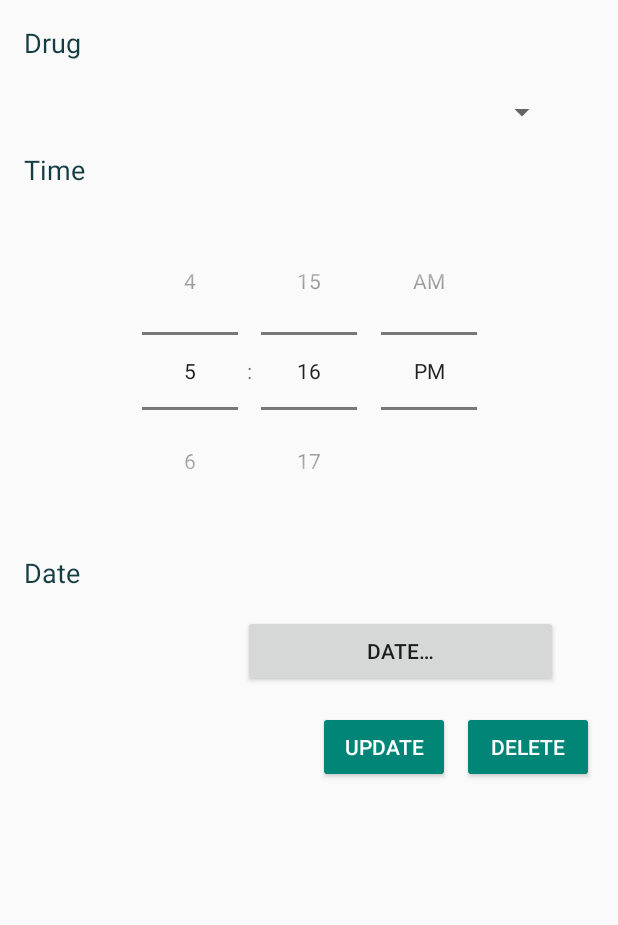
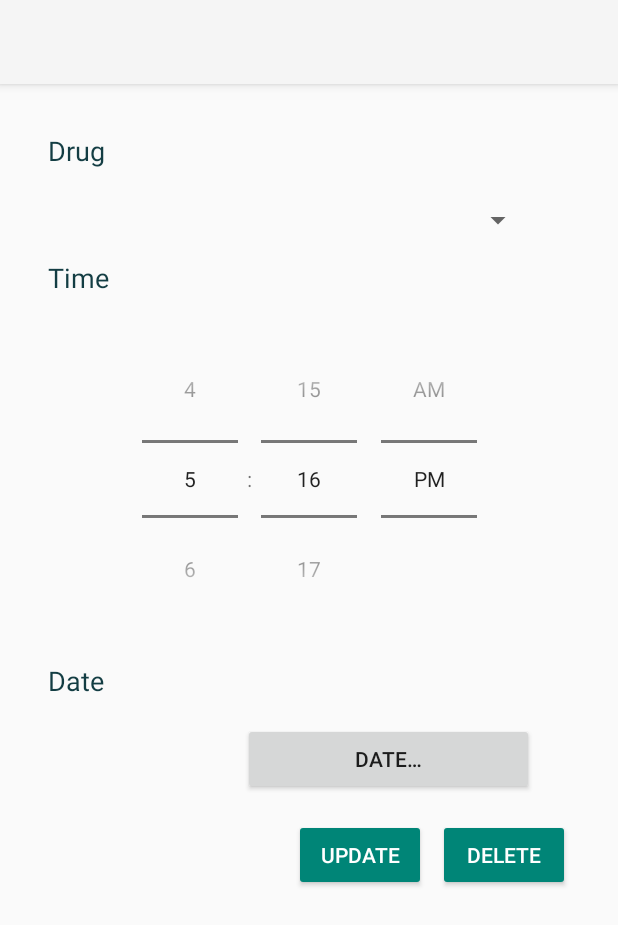
Before and after one commit to rcraggs/Painkiller, an Android app: the layout activity_dose_edit.xml on its own in the app's theme, with its tools: preview values and no code run, on a phone screen of 412 x 824 dp. Shown: the top 925 px of the screen. Run offline under Robolectric (Android 15) with nearby library versions, the phone set to English and light mode, and no system bars.

Commit message:
General UI tidy incl change to AppBar

```diff
--- a/app/src/main/java/com/rcraggs/doubledose/activity/DoseEditActivity.kt
+++ b/app/src/main/java/com/rcraggs/doubledose/activity/DoseEditActivity.kt
@@ -24,6 +24,8 @@ class DoseEditActivity : AppCompatActivity(), AdapterView.OnItemSelectedListener
 
         super.onCreate(savedInstanceState)
         setContentView(R.layout.activity_dose_edit)
+        setSupportActionBar(dose_edit_toolbar)
+        supportActionBar?.setDisplayHomeAsUpEnabled(true)
 
         doseId = intent.getLongExtra(DOSE_EDIT_ACTIVITY_EXTRA_DOSE_ID, -1)
 
--- a/app/src/main/java/com/rcraggs/doubledose/activity/DrugAddEditActivity.kt
+++ b/app/src/main/java/com/rcraggs/doubledose/activity/DrugAddEditActivity.kt
@@ -21,8 +21,11 @@ class DrugAddEditActivity : AppCompatActivity() {
     }
 
     override fun onCreate(savedInstanceState: Bundle?) {
+
         super.onCreate(savedInstanceState)
         setContentView(R.layout.activity_drug_add_edit)
+        setSupportActionBar(drug_edit_toolbar)
+        supportActionBar?.setDisplayHomeAsUpEnabled(true)
 
         // If a drug was passed in, show the values
         if (intent.hasExtra(EXTRA_DRUG_ID)){
--- a/app/src/main/java/com/rcraggs/doubledose/activity/DrugAdminActivity.kt
+++ b/app/src/main/java/com/rcraggs/doubledose/activity/DrugListActivity.kt
@@ -14,7 +14,7 @@ import kotlinx.android.synthetic.main.activity_drug_admin.*
 import org.jetbrains.anko.intentFor
 import org.koin.android.architecture.ext.viewModel
 
-class DrugAdminActivity : AppCompatActivity() {
+class DrugListActivity : AppCompatActivity() {
 
     private val viewModel by viewModel<DrugAdminViewModel>()
     private lateinit var adapter: DrugListAdapter
@@ -23,13 +23,13 @@ class DrugAdminActivity : AppCompatActivity() {
 
         super.onCreate(savedInstanceState)
         setContentView(R.layout.activity_drug_admin)
+        setSupportActionBar(drug_admin_toolbar)
+        supportActionBar?.setDisplayHomeAsUpEnabled(true)
 
         viewModel.drugs.observe(this, Observer {
 
             if (rv_dose_admin.adapter == null){
-
                 setupRecyclerview(it)
-
             }else{
                 adapter.items = it ?: ArrayList() // todo do a list diff or similar?
                 rv_dose_admin.adapter.notifyDataSetChanged()
--- a/app/src/main/java/com/rcraggs/doubledose/activity/MainActivity.kt
+++ b/app/src/main/java/com/rcraggs/doubledose/activity/MainActivity.kt
@@ -21,6 +21,7 @@ class MainActivity : AppCompatActivity() {
     override fun onCreate(savedInstanceState: Bundle?) {
         super.onCreate(savedInstanceState)
         setContentView(R.layout.activity_main)
+        setSupportActionBar(main_toolbar)
 
         viewModel.start()
 
@@ -74,7 +75,7 @@ class MainActivity : AppCompatActivity() {
                 true
             }
             R.id.action_update_drugs -> {
-                val intent = Intent(this, DrugAdminActivity::class.java)
+                val intent = Intent(this, DrugListActivity::class.java)
                 startActivity(intent)
                 true
             }
--- a/app/src/main/java/com/rcraggs/doubledose/viewmodel/DrugAdminViewModel.kt
+++ b/app/src/main/java/com/rcraggs/doubledose/viewmodel/DrugAdminViewModel.kt
@@ -41,8 +41,7 @@ class DrugAdminViewModel(val repo: AppRepo, application: Application) : AndroidV
         val per24Int = Integer.parseInt(per24).toLong()
         val gapInt = Integer.parseInt(gap).toLong()
 
-        repo.insertDrug(Drug(name, per24Int, gapInt ))
-
+        runBlocking { repo.insertDrug(Drug(name, per24Int, gapInt )) }
     }
 
     fun updateDrug(name: String, per24: String, gap: String) {
--- a/app/src/main/res/layout/activity_dose_edit.xml
+++ b/app/src/main/res/layout/activity_dose_edit.xml
@@ -1,23 +1,41 @@
 <?xml version="1.0" encoding="utf-8"?>
-
-<ScrollView
+<android.support.constraint.ConstraintLayout xmlns:android="http://schemas.android.com/apk/res/android"
+    xmlns:app="http://schemas.android.com/apk/res-auto"
+    xmlns:tools="http://schemas.android.com/tools"
     android:layout_width="match_parent"
     android:layout_height="match_parent"
+    tools:context=".activity.DrugAddEditActivity">
+
+    <android.support.v7.widget.Toolbar
+        android:id="@+id/dose_edit_toolbar"
+        android:layout_width="match_parent"
+        android:layout_height="?attr/actionBarSize"
+        android:background="?attr/colorPrimary"
+        android:elevation="4dp"
+        android:label="@string/activity_title_dose_edit"
+        android:theme="@style/ThemeOverlay.AppCompat.ActionBar"
+        app:popupTheme="@style/ThemeOverlay.AppCompat.Light"/>
+
+    <ScrollView xmlns:android="http://schemas.android.com/apk/res/android"
         xmlns:app="http://schemas.android.com/apk/res-auto"
         xmlns:tools="http://schemas.android.com/tools"
-    xmlns:android="http://schemas.android.com/apk/res/android">
+        android:layout_width="match_parent"
+        android:layout_height="0dp"
+        android:layout_margin="@dimen/default_main_container_margin"
+        app:layout_constraintTop_toBottomOf="@+id/dose_edit_toolbar">
 
         <android.support.constraint.ConstraintLayout xmlns:android="http://schemas.android.com/apk/res/android"
             android:layout_width="match_parent"
-        android:layout_height="match_parent"
+            android:layout_height="wrap_content"
             android:paddingBottom="@dimen/activity_vertical_margin"
             android:paddingLeft="@dimen/activity_horizontal_margin"
             android:paddingRight="@dimen/activity_horizontal_margin"
             android:paddingTop="@dimen/activity_vertical_margin"
             tools:context=".activity.DoseEditActivity">
+
             <TextView
+                android:id="@+id/tv_drug"
                 style="@style/InputLabelTextView"
-            android:id="@+id/tv_drug"
                 android:text="@string/title_text_drug"
                 app:layout_constraintStart_toStartOf="parent"
                 app:layout_constraintTop_toTopOf="parent" />
@@ -31,7 +49,7 @@
                 android:layout_marginTop="24dp"
                 app:layout_constraintEnd_toEndOf="parent"
                 app:layout_constraintStart_toStartOf="parent"
-            app:layout_constraintTop_toBottomOf="@+id/tv_drug"/>
+                app:layout_constraintTop_toBottomOf="@+id/tv_drug" />
 
             <TextView
                 android:id="@+id/tv_time"
@@ -41,10 +59,10 @@
                 app:layout_constraintStart_toStartOf="parent"
                 app:layout_constraintTop_toBottomOf="@+id/sp_drug" />
 
+            <!--todo takes up too much room-->
             <TimePicker
                 android:id="@+id/time_dose_time"
                 android:layout_width="wrap_content"
-            android:layout_height="wrap_content"
                 android:layout_margin="@dimen/text_margin_small"
                 android:layout_marginEnd="32dp"
                 android:layout_marginStart="32dp"
@@ -53,7 +71,8 @@
                 android:timePickerMode="spinner"
                 app:layout_constraintEnd_toEndOf="parent"
                 app:layout_constraintStart_toStartOf="parent"
-            app:layout_constraintTop_toBottomOf="@+id/tv_time" />
+                app:layout_constraintTop_toBottomOf="@+id/tv_time"
+                android:layout_height="wrap_content" />
 
             <TextView
                 android:id="@+id/tv_date"
@@ -125,3 +144,5 @@
         </android.support.constraint.ConstraintLayout>
 
     </ScrollView>
+
+</android.support.constraint.ConstraintLayout>
--- a/app/src/main/res/values/styles.xml
+++ b/app/src/main/res/values/styles.xml
@@ -1,6 +1,6 @@
 <resources>
 
-    <style name="painkiller" parent="Theme.AppCompat.Light">
+    <style name="painkiller" parent="Theme.AppCompat.Light.NoActionBar">
         <!--<item name="colorPrimary">@color/colorPrimary</item>-->
         <!--<item name="colorPrimaryDark">@color/colorPrimaryDark</item>-->
         <!--<item name="colorAccent">@color/colorAccent</item>-->
```
Also changed, not shown: app/src/main/AndroidManifest.xml (+13 -10 lines), app/src/main/java/com/rcraggs/doubledose/activity/HistoryActivity.kt (+4 -4 lines), app/src/main/java/com/rcraggs/doubledose/database/AppRepo.kt (+12 -7 lines), app/src/main/res/layout/activity_drug_add_edit.xml (+15 -5 lines), app/src/main/res/layout/activity_drug_admin.xml (+14 -18 lines), app/src/main/res/layout/activity_history.xml (+10 -1 lines), app/src/main/res/layout/activity_main.xml (+12 -2 lines), app/src/main/res/values/strings.xml (+15 -4 lines), 3 other files. Lines whose indentation alone changed are shown as unchanged.
